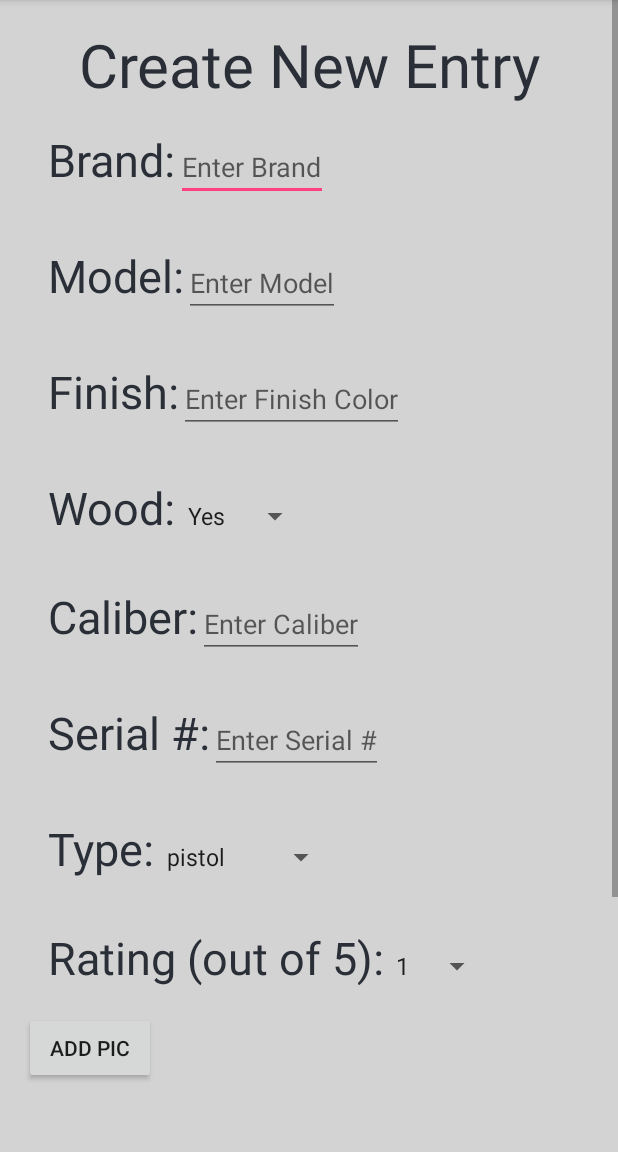
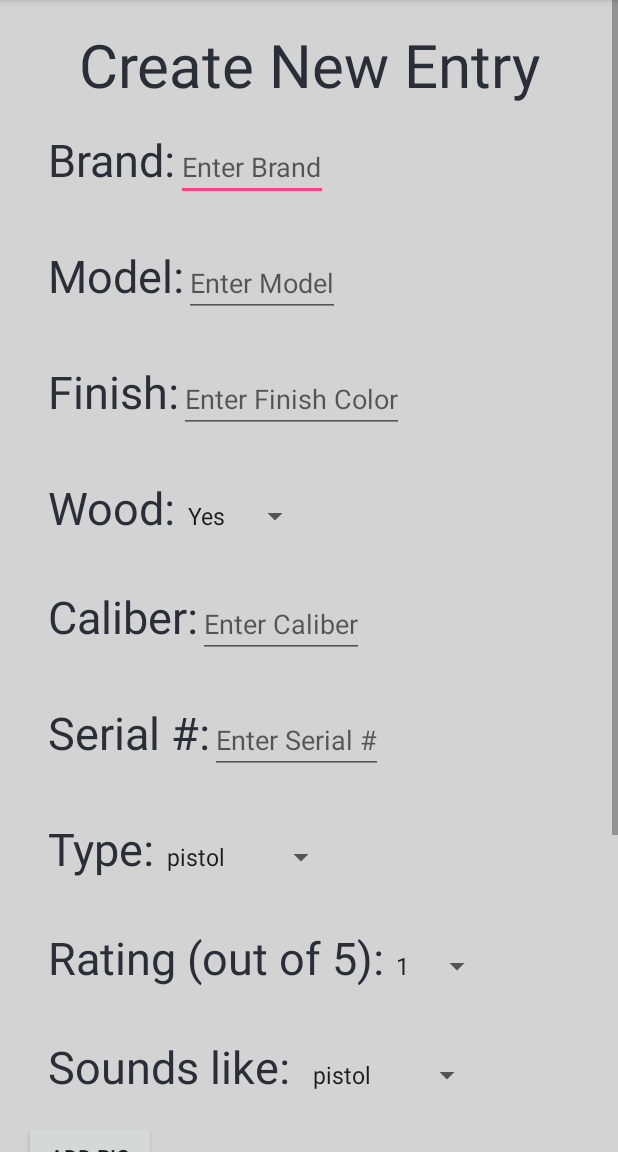
Before and after one commit to johnm589/ADI_Project2, an Android app: the CreateActivity screen opened directly, with no data from a screen before it, on a phone screen of 412 x 824 dp, the part 84-1236 px from its top. Run offline under Robolectric (Android 15) with nearby library versions, the phone set to English and light mode, and no system bars.

Commit message:
pew pew pew

```diff
--- a/AFDB/app/src/main/java/com/example/john/afdb/ListActivity.java
+++ b/AFDB/app/src/main/java/com/example/john/afdb/ListActivity.java
@@ -69,10 +69,7 @@ public class ListActivity extends AppCompatActivity {
             @Override
             public void onItemClick(AdapterView<?> parent, View view, int position, long id) {
 
-
-
                 Intent intent = new Intent(ListActivity.this, DetailActivity.class);
-
 
                 Cursor cursor = mCursorAdapter.getCursor();
                 cursor.moveToPosition(position);
--- a/AFDB/app/src/main/res/layout/activity_create.xml
+++ b/AFDB/app/src/main/res/layout/activity_create.xml
@@ -263,6 +263,36 @@
             />
 
     </LinearLayout>
+    <LinearLayout
+        android:layout_width="wrap_content"
+        android:layout_height="wrap_content"
+        android:paddingBottom="@dimen/activity_vertical_margin"
+        android:paddingLeft="@dimen/activity_horizontal_margin"
+        android:paddingRight="@dimen/activity_horizontal_margin"
+        android:paddingTop="@dimen/activity_vertical_margin"
+        tools:context="com.example.john.afdb.CreateActivity"
+        android:orientation="horizontal"
+        >
+        <TextView
+            android:layout_width="wrap_content"
+            android:layout_height="wrap_content"
+            android:text="Sounds like: "
+            android:id="@+id/soundTV"
+            android:textSize="30dp"
+            android:textColor="#292E37"
+
+            />
+        <Spinner
+            android:layout_width="wrap_content"
+            android:layout_height="wrap_content"
+            android:hint="Enter Type"
+            android:id="@+id/soundET"
+            android:entries="@array/sound_arrays"
+            android:prompt="@string/sound_prompt"
+
+            />
+
+    </LinearLayout>
 
     <Button
         android:layout_width="wrap_content"
--- a/AFDB/app/src/main/res/values/strings.xml
+++ b/AFDB/app/src/main/res/values/strings.xml
@@ -15,6 +15,18 @@
         <item>shotgun</item>
         <item>rifle</item>
     </string-array>
+
+    <string name="sound_prompt">Sound?</string>
+
+    <string-array name="sound_arrays">
+        <item>pistol</item>
+        <item>revolver</item>
+        <item>shotgun</item>
+        <item>rifle</item>
+        <item>pew</item>
+
+
+    </string-array>
     <string name="star_prompt">Rating</string>
     <string name="search_hint">John</string>
 
```
Also changed, not shown: AFDB/app/src/main/java/com/example/john/afdb/CreateActivity.java (+6 -5 lines), AFDB/app/src/main/java/com/example/john/afdb/DatabaseHelper.java (+40 -16 lines), AFDB/app/src/main/java/com/example/john/afdb/DetailActivity.java (+41 -1 lines), AFDB/app/src/main/res/layout/activity_detail.xml (+9 -0 lines), 5 other files.
